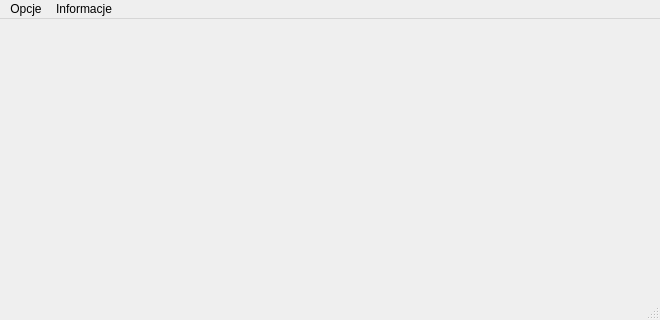
First picture: the form in addtrainwindow.ui, repository Tmroz21/RRS, before the edit.
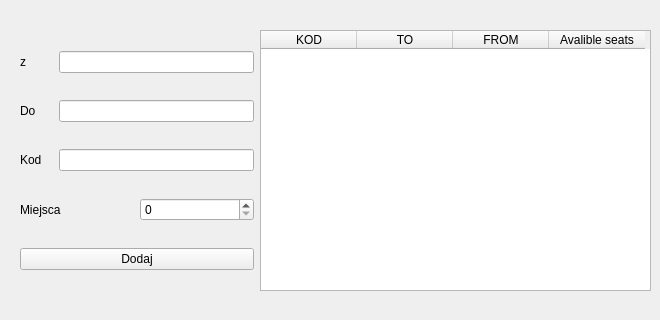
Second picture: the form after the edit.

The edit to the form file:
```diff
--- a/addtrainwindow.ui
+++ b/addtrainwindow.ui
@@ -1,7 +1,7 @@
 <?xml version="1.0" encoding="UTF-8"?>
 <ui version="4.0">
  <class>AddTrainWindow</class>
- <widget class="QMainWindow" name="AddTrainWindow">
+ <widget class="QWidget" name="AddTrainWindow">
   <property name="geometry">
    <rect>
     <x>0</x>
@@ -13,48 +13,118 @@
   <property name="windowTitle">
    <string>MainWindow</string>
   </property>
-  <widget class="QWidget" name="centralwidget"/>
-  <widget class="QMenuBar" name="menubar">
+  <widget class="QWidget" name="horizontalLayoutWidget_5">
    <property name="geometry">
     <rect>
-     <x>0</x>
-     <y>0</y>
-     <width>660</width>
-     <height>21</height>
+     <x>20</x>
+     <y>30</y>
+     <width>631</width>
+     <height>261</height>
     </rect>
    </property>
-   <widget class="QMenu" name="menuOpcje">
-    <property name="title">
-     <string>Opcje</string>
+   <layout class="QHBoxLayout" name="horizontalLayout_5" stretch="3,5">
+    <property name="sizeConstraint">
+     <enum>QLayout::SetDefaultConstraint</enum>
     </property>
-    <addaction name="actionStrona_Glowna"/>
-    <addaction name="actionDodaj_Polaczenie"/>
-   </widget>
-   <widget class="QMenu" name="menuInformacje">
-    <property name="title">
-     <string>Informacje</string>
+    <property name="rightMargin">
+     <number>0</number>
     </property>
-    <addaction name="actionTworcy"/>
-   </widget>
-   <addaction name="menuOpcje"/>
-   <addaction name="menuInformacje"/>
+    <item>
+     <layout class="QVBoxLayout" name="verticalLayout">
+      <item>
+       <layout class="QHBoxLayout" name="horizontalLayout_4" stretch="1,6">
+        <item>
+         <widget class="QLabel" name="label_4">
+          <property name="text">
+           <string>z</string>
+          </property>
+         </widget>
+        </item>
+        <item>
+         <widget class="QLineEdit" name="lineEdit_From"/>
+        </item>
+       </layout>
+      </item>
+      <item>
+       <layout class="QHBoxLayout" name="horizontalLayout_3" stretch="1,6">
+        <item>
+         <widget class="QLabel" name="label_3">
+          <property name="text">
+           <string>Do</string>
+          </property>
+         </widget>
+        </item>
+        <item>
+         <widget class="QLineEdit" name="lineEdit_To"/>
+        </item>
+       </layout>
+      </item>
+      <item>
+       <layout class="QHBoxLayout" name="horizontalLayout_2" stretch="1,6">
+        <item>
+         <widget class="QLabel" name="label_2">
+          <property name="text">
+           <string>Kod</string>
+          </property>
+         </widget>
+        </item>
+        <item>
+         <widget class="QLineEdit" name="lineEdit_Code"/>
+        </item>
+       </layout>
+      </item>
+      <item>
+       <layout class="QHBoxLayout" name="horizontalLayout">
+        <item>
+         <widget class="QLabel" name="label">
+          <property name="text">
+           <string>Miejsca</string>
+          </property>
+         </widget>
+        </item>
+        <item>
+         <widget class="QSpinBox" name="spinBox_Seats"/>
+        </item>
+       </layout>
+      </item>
+      <item>
+       <widget class="QPushButton" name="pushButton_Add">
+        <property name="text">
+         <string>Dodaj</string>
+        </property>
+       </widget>
+      </item>
+     </layout>
+    </item>
+    <item>
+     <widget class="QTableWidget" name="tableWidget_Trains">
+      <attribute name="horizontalHeaderDefaultSectionSize">
+       <number>96</number>
+      </attribute>
+      <column>
+       <property name="text">
+        <string>KOD</string>
+       </property>
+      </column>
+      <column>
+       <property name="text">
+        <string>TO</string>
+       </property>
+      </column>
+      <column>
+       <property name="text">
+        <string>FROM</string>
+       </property>
+      </column>
+      <column>
+       <property name="text">
+        <string>Avalible seats</string>
+       </property>
+      </column>
+     </widget>
+    </item>
+   </layout>
   </widget>
-  <widget class="QStatusBar" name="statusbar"/>
-  <action name="actionStrona_Glowna">
-   <property name="text">
-    <string>Strona Glowna</string>
-   </property>
-  </action>
-  <action name="actionTworcy">
-   <property name="text">
-    <string>Tworcy</string>
-   </property>
-  </action>
-  <action name="actionDodaj_Polaczenie">
-   <property name="text">
-    <string>Dodaj Polaczenie</string>
-   </property>
-  </action>
  </widget>
  <resources/>
  <connections/>
```
Left out of the diff: 2 changed lines with no effect on the pictures.
